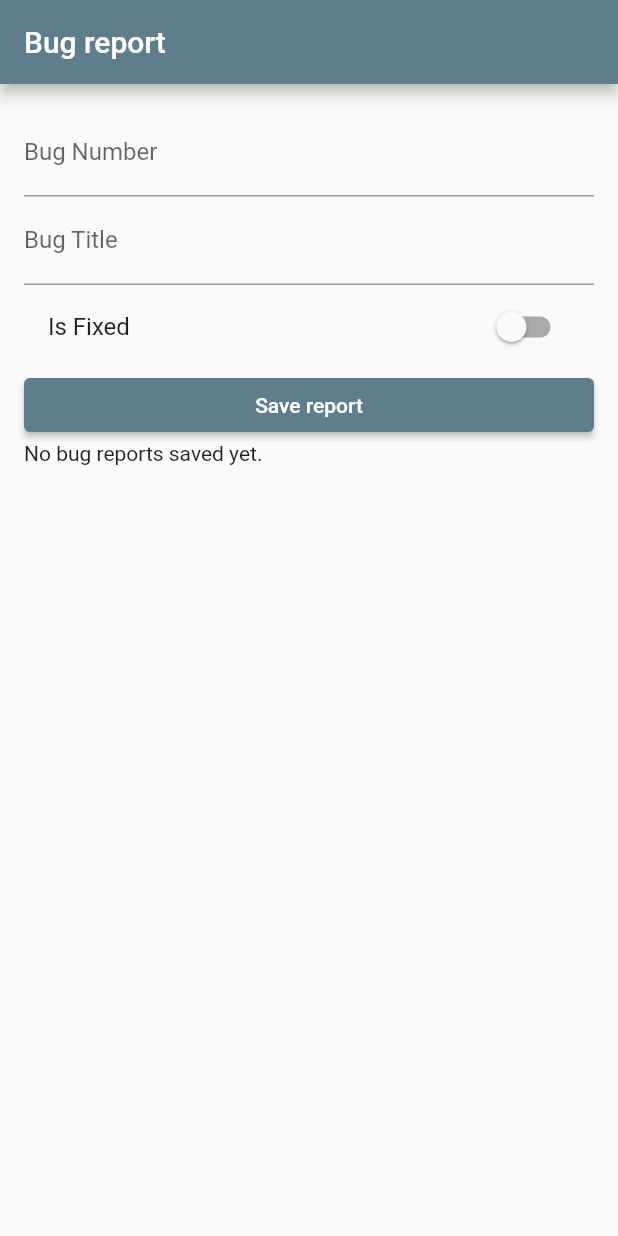
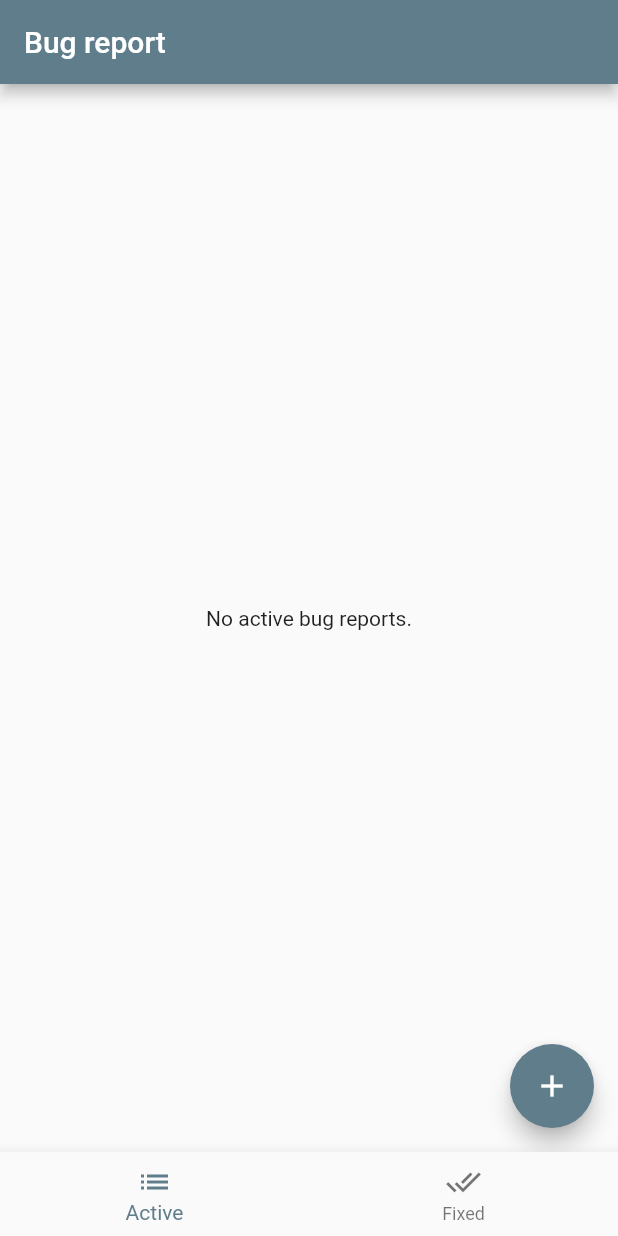
Before and after one commit to dhwanipatel-19/Bug_Report_App, a Flutter app: the screen it shows after launch, on a phone screen of 412 x 824 dp. Run offline on Flutter 3.47's test engine with Material 2 defaults, Android fonts, the phone set to English and light mode, and no system bars; our stand-ins replace cloud_firestore, firebase_core; accounts and stored records are empty.

Commit message:
Day1 Completed

```diff
--- a/lib/main.dart
+++ b/lib/main.dart
@@ -1,9 +1,11 @@
-import 'dart:math';
-
+import 'package:flutter/foundation.dart';
 import 'package:flutter/material.dart';
+import 'package:firebase_core/firebase_core.dart';
 import 'package:cloud_firestore/cloud_firestore.dart';
 
-void main() {
+void main() async {
+  WidgetsFlutterBinding.ensureInitialized();
+  await Firebase.initializeApp();
   runApp(const MyApp());
 }
 
@@ -30,15 +32,187 @@ class BugReportScreen extends StatefulWidget {
 }
 
 class _BugReportScreenState extends State<BugReportScreen> {
-  final TextEditingController _bugNumberController = TextEditingController();
-  final TextEditingController _bugTitleController = TextEditingController();
-  bool _isFixed = false;
+  int _currentIndex = 0;
+  // final TextEditingController _bugNumberController = TextEditingController();
+  // final TextEditingController _bugTitleController = TextEditingController();
+  // bool _isFixed = false;
 
   @override
   Widget build(BuildContext context) {
     return Scaffold(
         appBar: AppBar(
           title: const Text('Bug report'),
+        ),
+        body: _buildScreen(),
+        bottomNavigationBar: BottomNavigationBar(
+          currentIndex: _currentIndex,
+          onTap: (int index) {
+            setState(() {
+              _currentIndex = index;
+            });
+          },
+          items: const [
+            BottomNavigationBarItem(
+              icon: Icon(Icons.list),
+              label: 'Active',
+            ),
+            BottomNavigationBarItem(
+              icon: Icon(Icons.done_all),
+              label: 'Fixed',
+            ),
+          ],
+        ));
+  }
+
+  Widget _buildScreen() {
+    switch (_currentIndex) {
+      case 0:
+        return const ActiveBugsScreen();
+      case 1:
+        return const FixedBugsScreen();
+      default:
+        return Container();
+    }
+  }
+
+  // void _saveBugReport() {
+  //   final bugNumber = _bugNumberController.text;
+  //   final bugTitle = _bugTitleController.text;
+
+  //   //create a new bug report documnet in Firestore
+  //   FirebaseFirestore.instance.collection('bug_reports').add({
+  //     'bugNumber': bugNumber,
+  //     'bugTitle': bugTitle,
+  //     'isFixed': _isFixed,
+  //   }).then((value) {
+  //     //clear the input fields after successfull submission
+  //     _bugNumberController.clear();
+  //     _bugTitleController.clear();
+  //     setState(() {
+  //       _isFixed = false;
+  //     });
+  //   }).catchError((error) {
+  //     if (kDebugMode) {
+  //       print('Error: $error');
+  //     }
+  //   });
+  // }
+}
+
+class ActiveBugsScreen extends StatelessWidget {
+  const ActiveBugsScreen({super.key});
+
+  @override
+  Widget build(BuildContext context) {
+    return Scaffold(
+      body: const BugReportsList(status: 'active'),
+      floatingActionButton: FloatingActionButton(
+        onPressed: () {
+          Navigator.push(
+              context,
+              MaterialPageRoute(
+                builder: (context) => const BugReportsubmissionScreen(),
+              ));
+        },
+        child: const Icon(Icons.add),
+      ),
+    );
+  }
+}
+
+class FixedBugsScreen extends StatelessWidget {
+  const FixedBugsScreen({super.key});
+
+  @override
+  Widget build(BuildContext context) {
+    return const Scaffold(
+      body: BugReportsList(status: 'fixed'),
+    );
+  }
+}
+
+class BugReportsList extends StatelessWidget {
+  const BugReportsList({super.key, required this.status});
+  final String status;
+
+  @override
+  Widget build(BuildContext context) {
+    return StreamBuilder<QuerySnapshot>(
+      stream: FirebaseFirestore.instance
+          .collection('bug_reports')
+          .where('status', isEqualTo: status)
+          .snapshots(),
+      builder: (BuildContext context, AsyncSnapshot<QuerySnapshot> snapshot) {
+        if (snapshot.hasError) {
+          return Text('Error: ${snapshot.error}');
+        }
+
+        if (snapshot.data == null || snapshot.data!.size == 0) {
+          return Center(child: Text('No $status bug reports.'));
+        }
+
+        return ListView.builder(
+            itemCount: snapshot.data!.size,
+            itemBuilder: (BuildContext context, int index) {
+              final bugReport = snapshot.data!.docs[index];
+              final bugNumber = bugReport['bugNumber'];
+              final bugTitle = bugReport['bugTitle'];
+              final isFixed = bugReport['status'] == 'fixed';
+
+              return Card(
+                elevation: 2,
+                shape: RoundedRectangleBorder(
+                  borderRadius: BorderRadius.circular(8),
+                ),
+                child: ListTile(
+                  title: Text('Bug #$bugNumber'),
+                  subtitle: Column(
+                    crossAxisAlignment: CrossAxisAlignment.start,
+                    children: [
+                      Text('Title: $bugTitle'),
+                      Text('Status: ${isFixed ? 'Fixed' : 'Active'}'),
+                    ],
+                  ),
+                  trailing: IconButton(
+                    icon: Icon(isFixed
+                        ? Icons.check_circle
+                        : Icons.check_circle_outline),
+                    onPressed: () {
+                      _updateBugStatus(
+                          bugReport.reference, isFixed ? 'active' : 'fixed');
+                    },
+                  ),
+                ),
+              );
+            });
+      },
+    );
+  }
+
+  Future<void> _updateBugStatus(DocumentReference bugRef, String newStatus) {
+    return bugRef
+        .update({'status': newStatus})
+        .then((value) => print('Bug status updated successfully.'))
+        .catchError((error) => print('Failed to update bug status: $error'));
+  }
+}
+
+class BugReportsubmissionScreen extends StatefulWidget {
+  const BugReportsubmissionScreen({super.key});
+
+  @override
+  State<BugReportsubmissionScreen> createState() =>
+      _BugReportsubmissionScreenState();
+}
+
+class _BugReportsubmissionScreenState extends State<BugReportsubmissionScreen> {
+  final TextEditingController _bugNumberController = TextEditingController();
+  final TextEditingController _bugTitleController = TextEditingController();
+  @override
+  Widget build(BuildContext context) {
+    return Scaffold(
+        appBar: AppBar(
+          title: const Text('Add a bug'),
         ),
         body: Padding(
           padding: const EdgeInsets.all(16.0),
@@ -53,80 +227,59 @@ class _BugReportScreenState extends State<BugReportScreen> {
                 controller: _bugTitleController,
                 decoration: const InputDecoration(labelText: 'Bug Title'),
               ),
-            SwitchListTile(
-              title: const Text('Is Fixed'),
-              value: _isFixed,
-              onChanged: (value) {
-                setState(() {
-                  _isFixed = value;
-                });
-              },
-            ),
+              // const SizedBox(height: 16.0),
+              // const Text('Priority:'),
               ElevatedButton(
                 onPressed: () {
-                _saveBugReport();
+                  _submitBugReport(context);
                 },
-              child: const Text('Save report'),
+                child: const Text('Add'),
               ),
-            Expanded(
-                child: StreamBuilder<QuerySnapshot>(
-              stream: FirebaseFirestore.instance
-                  .collection('bug-reports')
-                  .snapshots(),
-              builder: (BuildContext context,
-                  AsyncSnapshot<QuerySnapshot> snapshot) {
-                if (snapshot.hasError) {
-                  return Text('Error: ${snapshot.error}');
+            ],
+          ),
+        ));
   }
 
-                if (snapshot.connectionState == ConnectionState.waiting) {
-                  return const CircularProgressIndicator();
-                }
-
-                if (snapshot.data!.size == 0) {
-                  return const Text('No bug reports saved yet.');
-                }
-
-                return ListView.builder(
-                    itemCount: snapshot.data!.size,
-                    itemBuilder: (BuildContext context, int index) {
-                      final bugReport = snapshot.data!.docs[index];
-                      final bugNumber = bugReport['bugNumber'];
-                      final bugTitle = bugReport['bugTitle'];
-                      final isFixed = bugReport['isFixed'];
-
-                      return ListTile(
-                        title: Text("Bug #$bugNumber"),
-                        subtitle: Text('Title: $bugTitle'),
-                        trailing: isFixed
-                            ? const Icon(Icons.check)
-                            : const Icon(Icons.close),
-                      );
-                    });
-              },
-            ))
-          ],
-        ),
-      ),
-    );
-  }
-
-  void _saveBugReport() {
+  void _submitBugReport(BuildContext context) {
     final bugNumber = _bugNumberController.text;
     final bugTitle = _bugTitleController.text;
+    const status = 'active';
+    // String _selectedPriority = 'low'; // Set the initial status to 'active'
 
-    //create a new bug report documnet in Firestore
+    if (bugNumber.isNotEmpty && bugTitle.isNotEmpty) {
+      // Save the bug report to Firestore
       FirebaseFirestore.instance.collection('bug_reports').add({
         'bugNumber': bugNumber,
         'bugTitle': bugTitle,
-      'isFixed': _isFixed,
+        'status': status,
       }).then((value) {
-      //clear the input fields after successfull submission
+        // Clear the input fields after successful submission
         _bugNumberController.clear();
         _bugTitleController.clear();
-      setState(() {
-        _isFixed = false;
+
+        // Display a success message
+        ScaffoldMessenger.of(context).showSnackBar(
+          const SnackBar(content: Text('Bug report submitted successfully')),
+        );
+      }).catchError((error) {
+        // Handle any errors that occur during the submission
+        ScaffoldMessenger.of(context).showSnackBar(
+          SnackBar(content: Text('Error: $error')),
+        );
       });
-    }).catchError((error) {});
+    } else {
+      // Display an error message if any field is empty
+      ScaffoldMessenger.of(context).showSnackBar(
+        const SnackBar(content: Text('Please fill in all fields')),
+      );
     }
   }
+
+  @override
+  void dispose() {
+    _bugNumberController.dispose();
+    _bugTitleController.dispose();
+
+    super.dispose();
+  }
+}
--- a/pubspec.yaml
+++ b/pubspec.yaml
@@ -31,6 +31,7 @@ dependencies:
   flutter:
     sdk: flutter
   cloud_firestore: ^4.8.2
+  firebase_core: ^2.14.0
 
 
   # The following adds the Cupertino Icons font to your application.
```
Also changed, not shown: pubspec.lock, 3 other files. Lines whose indentation alone changed are shown as unchanged.
